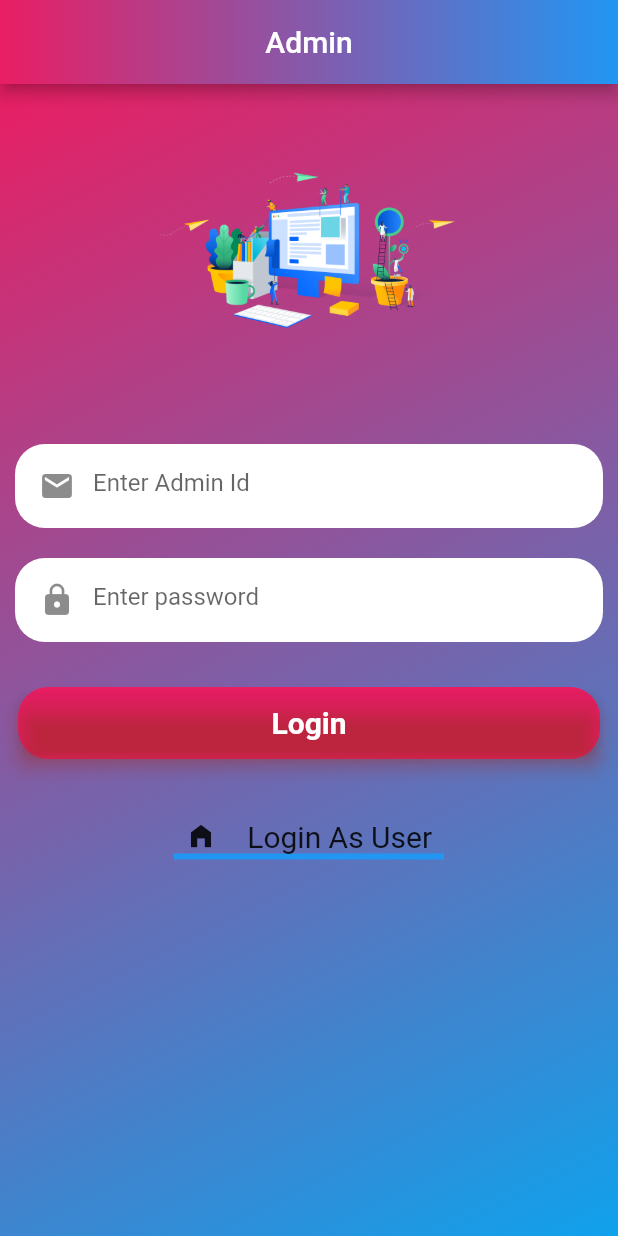
After one commit to shivlaltiwari/eshop-flutterApp, a Flutter app: the screen it shows after launch, after a tap on "Login As Admin", on a phone screen of 412 x 824 dp. The commit adds this screen. Run offline on Flutter 3.47's test engine with Material 2 defaults, Android fonts, the phone set to English and light mode, and no system bars; our stand-ins replace cloud_firestore, firebase_auth, firebase_core, firebase_storage, fluttertoast, image_picker and 1 more; accounts and stored records are empty.

Commit message:
admin login with firebase done

```diff
--- /dev/null
+++ b/fluttershop/lib/Admin/adminLogin.dart
@@ -0,0 +1,191 @@
+import 'package:cloud_firestore/cloud_firestore.dart';
+import 'package:flutter/material.dart';
+import 'package:fluttershop/Admin/uploadItems.dart';
+import 'package:fluttershop/Authentication/authenication.dart';
+import 'package:fluttershop/Widgets/customTextField.dart';
+import 'package:fluttertoast/fluttertoast.dart';
+
+class AdminLogin extends StatefulWidget {
+  const AdminLogin({Key? key}) : super(key: key);
+
+  @override
+  _AdminLoginState createState() => _AdminLoginState();
+}
+
+class _AdminLoginState extends State<AdminLogin> {
+  final TextEditingController _passwordtextEditingController =
+      TextEditingController();
+  final TextEditingController _EmailtextEditingController =
+      TextEditingController();
+  final GlobalKey<FormState> _formkey = GlobalKey<FormState>();
+
+  loginAdmin() {
+    FirebaseFirestore.instance.collection('admins').get().then((snapshot) {
+      snapshot.docs.forEach((result) {
+        if (result.data()['id'] == _EmailtextEditingController.text.trim()) {
+          Fluttertoast.showToast(
+              msg: "Admin id not match",
+              toastLength: Toast.LENGTH_SHORT,
+              gravity: ToastGravity.CENTER,
+              timeInSecForIosWeb: 1,
+              backgroundColor: Colors.red,
+              textColor: Colors.white,
+              fontSize: 16.0);
+        }
+        else if (result.data()['password'] !=
+            _passwordtextEditingController.text.trim()) {
+          Fluttertoast.showToast(
+              msg: "Password donot match",
+              toastLength: Toast.LENGTH_SHORT,
+              gravity: ToastGravity.CENTER,
+              timeInSecForIosWeb: 1,
+              backgroundColor: Colors.red,
+              textColor: Colors.white,
+              fontSize: 16.0);
+        }
+        else{
+           Fluttertoast.showToast(
+              msg: "Welcome admin",
+              toastLength: Toast.LENGTH_SHORT,
+              gravity: ToastGravity.CENTER,
+              timeInSecForIosWeb: 1,
+              backgroundColor: Colors.red,
+              textColor: Colors.white,
+              fontSize: 16.0);
+          setState(() {
+            _EmailtextEditingController.text = "";
+            _passwordtextEditingController.text = "";
+          });
+          Navigator.pushReplacement(context, MaterialPageRoute(builder: (context)=>UploadPage()));
+        }
+
+
+      });
+    });
+  }
+
+  @override
+  Widget build(BuildContext context) {
+    return Scaffold(
+      appBar: AppBar(
+        flexibleSpace: Container(
+          decoration: BoxDecoration(
+            gradient: LinearGradient(
+                colors: [Colors.pink, Colors.blue],
+                begin: FractionalOffset(0.0, 0.0),
+                end: FractionalOffset(1.0, 0.0),
+                stops: [0.0, 1.0],
+                tileMode: TileMode.clamp),
+          ),
+        ),
+        title: Text("Admin"),
+        centerTitle: true,
+        automaticallyImplyLeading: false,
+      ),
+      body: SingleChildScrollView(
+        child: Container(
+          height: MediaQuery.of(context).size.height,
+          decoration: BoxDecoration(
+            gradient: LinearGradient(
+                colors: [Colors.pink, Colors.lightBlue],
+                begin: Alignment.topLeft,
+                end: Alignment.bottomRight,
+                stops: [0.0, 1.0],
+                tileMode: TileMode.clamp),
+          ),
+          child: Column(
+            children: [
+              SizedBox(height: 10),
+              Image.asset(
+                'images/admin.png',
+                height: 200,
+                width: 200,
+              ),
+              SizedBox(
+                height: 20,
+              ),
+              Form(
+                key: _formkey,
+                child: Column(children: [
+                  CustomTextField(
+                      controller: _EmailtextEditingController,
+                      data: Icons.email,
+                      hintText: "Enter Admin Id",
+                      isObsecure: false),
+                  CustomTextField(
+                      controller: _passwordtextEditingController,
+                      data: Icons.lock,
+                      hintText: "Enter password",
+                      isObsecure: true),
+                ]),
+              ),
+              SizedBox(
+                height: 20,
+              ),
+              Container(
+                width: double.infinity,
+                margin: EdgeInsets.symmetric(horizontal: 12),
+                decoration: BoxDecoration(
+                  borderRadius: BorderRadius.circular(20),
+                  color: Colors.pink,
+                ),
+                child: TextButton(
+                    onPressed: () {
+                      loginAdmin();
+                    },
+                    style: TextButton.styleFrom(
+                        primary: Colors.white,
+                        //onPrimary: Colors.white,
+                        shadowColor: Colors.red,
+                        onSurface: Colors.white,
+                        elevation: 5,
+                        shape: const BeveledRectangleBorder(
+                            borderRadius:
+                                BorderRadius.all(Radius.circular(5)))),
+                    child: Text(
+                      "Login",
+                      style:
+                          TextStyle(fontSize: 20, fontWeight: FontWeight.bold),
+                    )),
+              ),
+              SizedBox(
+                height: 40,
+              ),
+              InkWell(
+                onTap: () {
+                  Navigator.pushReplacement(
+                      context,
+                      MaterialPageRoute(
+                          builder: (context) => AuthenticScreen()));
+                },
+                child: Container(
+                  decoration: BoxDecoration(
+                      //color: Colors.blue[50]
+                      border: Border(
+                          bottom: BorderSide(
+                    width: 4,
+                    color: Colors.blue,
+                  ))),
+                  width: 180,
+                  child: Row(
+                    mainAxisAlignment: MainAxisAlignment.spaceAround,
+                    children: [
+                      Icon(
+                        Icons.home_filled,
+                        size: 20,
+                      ),
+                      Text(
+                        " Login As User",
+                        style: TextStyle(fontSize: 20),
+                      )
+                    ],
+                  ),
+                ),
+              )
+            ],
+          ),
+        ),
+      ),
+    );
+  }
+}
--- a/fluttershop/lib/Authentication/authenication.dart
+++ b/fluttershop/lib/Authentication/authenication.dart
@@ -1,5 +1,6 @@
 import 'package:flutter/material.dart';
 import 'package:fluttershop/Authentication/login.dart';
+//import 'package:fluttershop/Authentication/login.dart';
 import 'package:fluttershop/Authentication/register.dart';
 
 
@@ -53,6 +54,7 @@ class _AuthenticScreenState extends State<AuthenticScreen> {
      child: TabBarView(children:
      [
        Login(),
+       //AdminSignInPage(),
        Register(),
      ]
      ),
--- a/fluttershop/lib/Authentication/login.dart
+++ b/fluttershop/lib/Authentication/login.dart
@@ -1,5 +1,6 @@
 import 'package:firebase_auth/firebase_auth.dart';
 import 'package:flutter/material.dart';
+import 'package:fluttershop/Admin/adminLogin.dart';
 import 'package:fluttershop/Store/storehome.dart';
 import 'package:fluttershop/Widgets/customTextField.dart';
 import 'package:fluttertoast/fluttertoast.dart';
@@ -89,6 +90,29 @@ class _LoginState extends State<Login> {
                   'Login',
                   style: TextStyle(fontSize: 20),
                 )),
+          ),
+          SizedBox(height: 20,),
+          InkWell(
+            onTap: (){
+              Navigator.push(context, MaterialPageRoute(builder: (context)=>  AdminLogin()));
+            },
+            child: Container(
+              decoration: BoxDecoration(
+                //color: Colors.blue[50]
+                border: Border(bottom: BorderSide(
+                  width: 4,
+                  color: Colors.blue,
+                ))
+              ),
+              width: 180,
+              child: Row(
+                mainAxisAlignment: MainAxisAlignment.spaceAround,
+                children: [
+                  Icon(Icons.location_history, size: 20,),
+                  Text(" Login As Admin", style: TextStyle(fontSize: 20),)
+                ],
+              ),
+            ),
           )
         ],
       ),
```
Also changed, not shown: fluttershop/lib/Admin/uploadItems.dart (added, +23 -0 lines).
